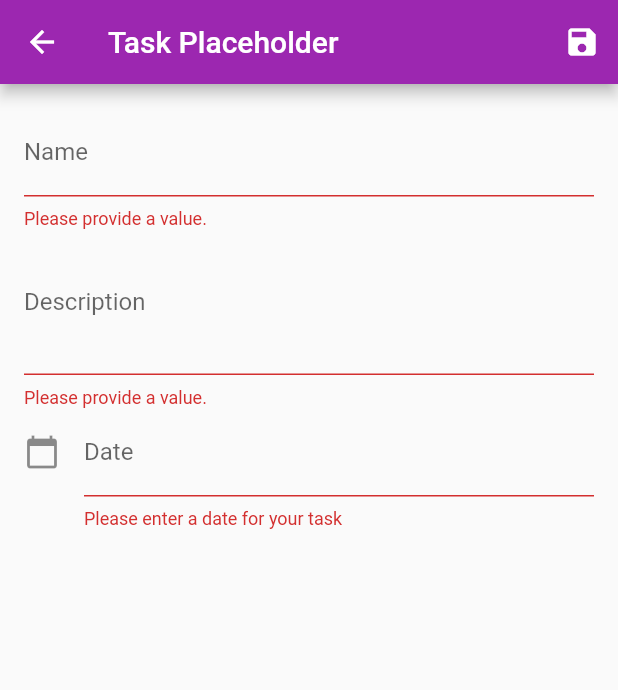
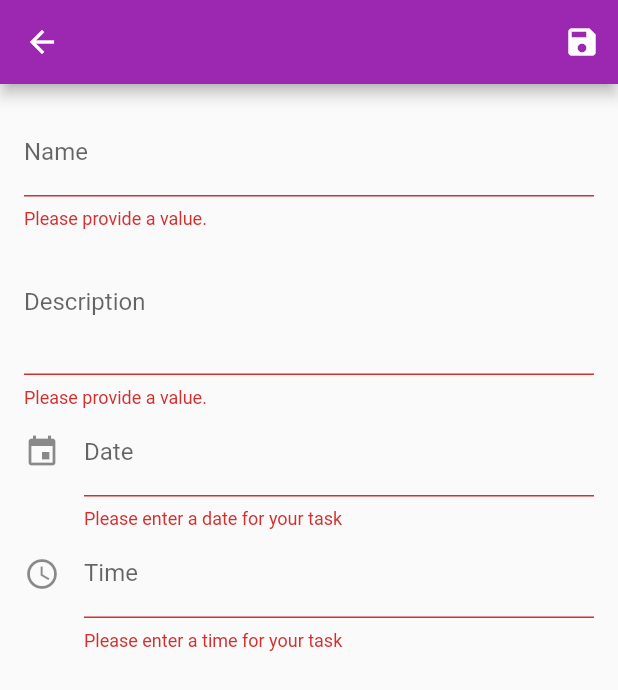
Before and after one commit to aidenharrington/Incrementality, a Flutter app: the EditTaskScreen screen opened by its route, after a tap on the "save" icon, on a phone screen of 412 x 824 dp. Shown: the top 690 px of the screen. Run offline on Flutter 3.47's test engine with Material 2 defaults, Android fonts, the phone set to English and light mode, and no system bars.

Commit message:
time and date picker implemented

```diff
--- a/lib/models/task.dart
+++ b/lib/models/task.dart
@@ -1,11 +1,21 @@
+import 'package:flutter/material.dart';
+
 class Task {
   final String id;
   String name;
   DateTime createdAt;
   String description;
   DateTime completedAt;
-  DateTime dueDateTime;
+  DateTime dueDate;
+  TimeOfDay dueTime;
 
-  Task(this.id, this.name, this.createdAt,
-      [this.description, this.completedAt, this.dueDateTime]);
+  Task(
+    this.id,
+    this.name,
+    this.createdAt, [
+    this.description,
+    this.completedAt,
+    this.dueDate,
+    this.dueTime,
+  ]);
 }
--- a/lib/screens/edit_task_screen.dart
+++ b/lib/screens/edit_task_screen.dart
@@ -1,4 +1,5 @@
 import 'package:flutter/material.dart';
+import 'package:intl/intl.dart';
 import 'package:provider/provider.dart';
 
 import '../models/task.dart';
@@ -14,7 +15,9 @@ class EditTaskScreen extends StatefulWidget {
 class _EditTaskScreenState extends State<EditTaskScreen> {
   final _form = GlobalKey<FormState>();
   TextEditingController _dateController = TextEditingController();
+  TextEditingController _timeController = TextEditingController();
   DateTime _selectedDate = DateTime.now();
+  TimeOfDay _selectedTime = TimeOfDay.now();
   var _task = Task(
     null,
     '',
@@ -26,7 +29,8 @@ class _EditTaskScreenState extends State<EditTaskScreen> {
   var _initValues = {
     'name': '',
     'description': '',
-    'dueDateTime': DateTime.now(),
+    'dueDate': DateTime.now(),
+    'dueTime': TimeOfDay.now(),
   };
   var _isInit = true;
   var _isLoading = false;
@@ -59,7 +63,15 @@ class _EditTaskScreenState extends State<EditTaskScreen> {
               .findTaskById(taskId);
           _initValues = {
             'name': _task.name,
+            'description': _task.description,
+            // 'dueDate': _formatDate(_task.dueDate),
+            // 'dueTime': _formatTime(_task.dueTime),
+            'dueDate': _task.dueDate,
+            'dueTime': _task.dueTime,
           };
+          setState(() {
+            _dateController.text = _initValues['dueDate'];
+          });
         } catch (error) {
           ScaffoldMessenger.of(context).showSnackBar(
             SnackBar(
@@ -84,19 +96,49 @@ class _EditTaskScreenState extends State<EditTaskScreen> {
       firstDate: DateTime.now(),
       lastDate: DateTime(2100),
     );
-    if (picked != null && picked != _selectedDate) {
+    if (picked != null) {
       setState(() {
         _selectedDate = picked;
-        _dateController.text = picked.toIso8601String();
+        _dateController.text = _formatDate(picked);
       });
     }
+  }
+
+  void _selectTime(BuildContext context) async {
+    final TimeOfDay picked = await showTimePicker(
+      context: context,
+      initialTime: _selectedTime,
+      initialEntryMode: TimePickerEntryMode.input,
+    );
+    if (picked != null) {
+      setState(() {
+        _selectedTime = picked;
+        _timeController.text = _formatTime(picked);
+      });
+    }
+  }
+
+  String _formatDate(DateTime date) {
+    return DateFormat.yMd().format(date);
+  }
+
+  String _formatTime(TimeOfDay time) {
+    return DateFormat.jm().format(
+      DateTime(
+        _selectedDate.year,
+        _selectedDate.month,
+        _selectedDate.day,
+        time.hour,
+        time.minute,
+      ),
+    );
   }
 
   @override
   Widget build(BuildContext context) {
     return Scaffold(
       appBar: AppBar(
-        title: Text('Task Placeholder'),
+        title: Text(_initValues['name']),
         actions: [
           IconButton(
             icon: Icon(Icons.save),
@@ -141,22 +183,39 @@ class _EditTaskScreenState extends State<EditTaskScreen> {
                         return null;
                       },
                       onSaved: (value) {
-                        _task.name = value;
+                        _task.description = value;
                       },
                     ),
                     TextFormField(
                       onTap: () => _selectDate(context),
                       onSaved: (value) {
-                        _task.dueDateTime = _selectedDate;
+                        _task.dueDate = _selectedDate;
                       },
                       controller: _dateController,
                       decoration: InputDecoration(
                         labelText: "Date",
-                        icon: Icon(Icons.calendar_today),
+                        icon: Icon(Icons.event),
                       ),
                       validator: (value) {
                         if (value.isEmpty) {
                           return "Please enter a date for your task";
+                        }
+                        return null;
+                      },
+                    ),
+                    TextFormField(
+                      onTap: () => _selectTime(context),
+                      onSaved: (value) {
+                        _task.dueTime = _selectedTime;
+                      },
+                      controller: _timeController,
+                      decoration: InputDecoration(
+                        labelText: "Time",
+                        icon: Icon(Icons.access_time),
+                      ),
+                      validator: (value) {
+                        if (value.isEmpty) {
+                          return "Please enter a time for your task";
                         }
                         return null;
                       },
--- a/pubspec.yaml
+++ b/pubspec.yaml
@@ -30,6 +30,7 @@ dependencies:
   # The following adds the Cupertino Icons font to your application.
   # Use with the CupertinoIcons class for iOS style icons.
   cupertino_icons: ^1.0.2
+  intl: ^0.17.0
 
 dev_dependencies:
   flutter_test:
```
Also changed, not shown: pubspec.lock.
